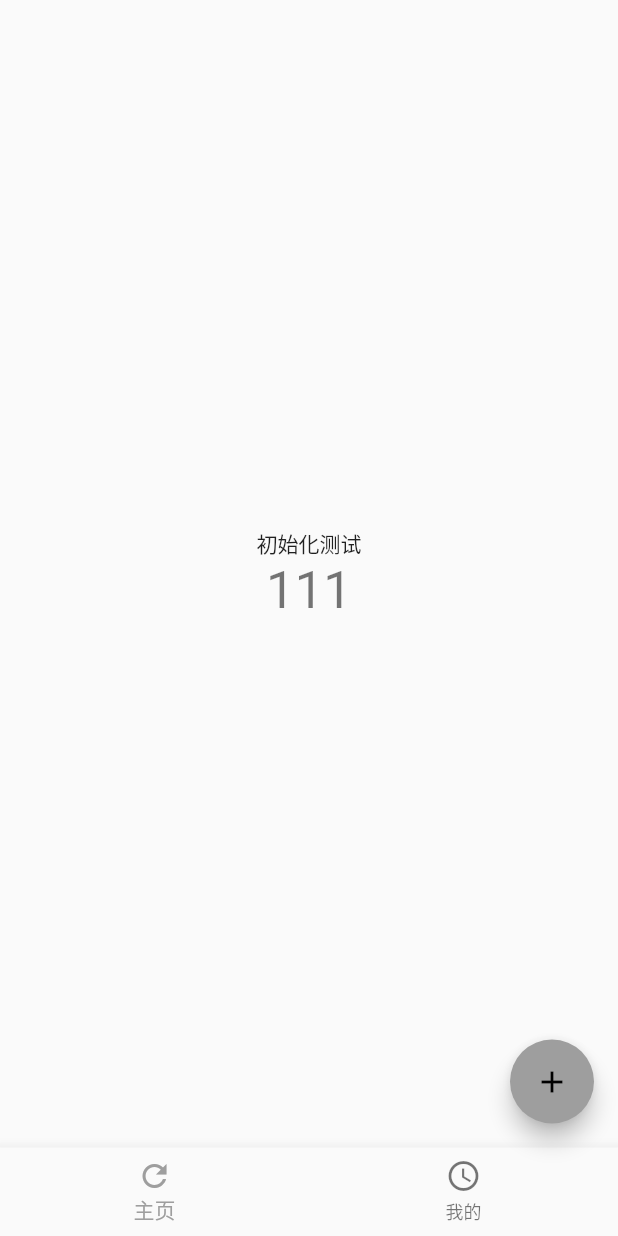
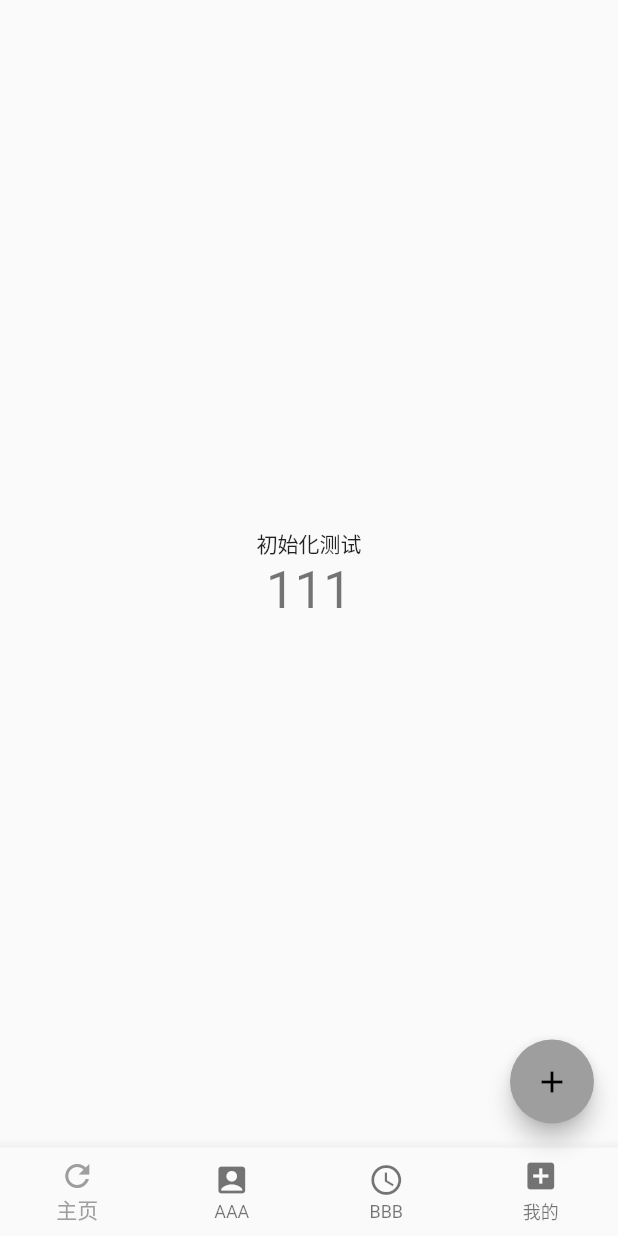
Before and after one commit to ChallenAi/flup, a Flutter app: the screen it shows after launch, on a phone screen of 412 x 824 dp. Run offline on Flutter 3.47's test engine with Material 2 defaults, Android fonts, the phone set to English and light mode, and no system bars.

Commit message:
修改tabbar

```diff
--- a/lib/main.dart
+++ b/lib/main.dart
@@ -18,6 +18,7 @@ class Flup extends StatelessWidget {
           //   title: new Text('标题'),
           // ),
           bottomNavigationBar: new BottomNavigationBar(
+            type: BottomNavigationBarType.fixed,
             items: <BottomNavigationBarItem>[
               new BottomNavigationBarItem(
                 title: new Text('主页'),
@@ -26,11 +27,23 @@ class Flup extends StatelessWidget {
                 )
               ),
               new BottomNavigationBarItem(
-                title: new Text('我的'),
+                title: new Text('AAA'),
+                icon: new Icon(
+                  Icons.account_box
+                )
+              ),
+              new BottomNavigationBarItem(
+                title: new Text('BBB'),
                 icon: new Icon(
                   Icons.access_time
                 )
-              )
+              ),
+              new BottomNavigationBarItem(
+                title: new Text('我的'),
+                icon: new Icon(
+                  Icons.add_box
+                )
+              ),
             ],
           ),
           body: new Center(
```
